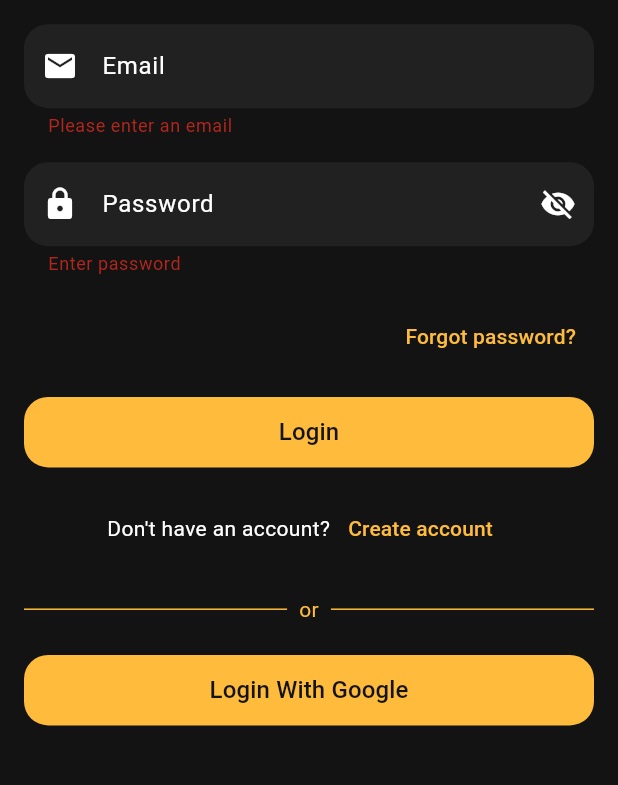
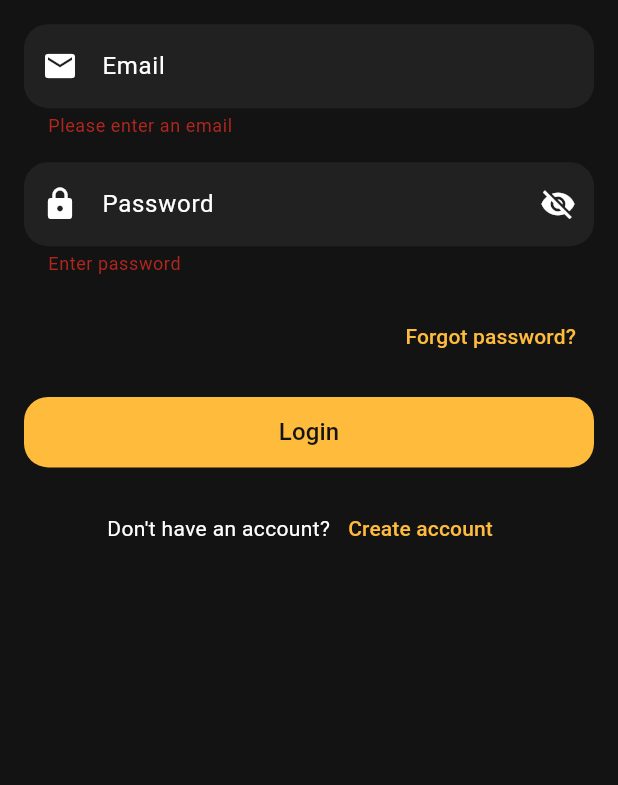
Before and after one commit to mina17722004/Movie-app, a Flutter app: the LoginScreen screen opened by its route, after a tap on "Login", on a phone screen of 412 x 824 dp, the part 271-1056 px from its top. Run offline on Flutter 3.47's test engine with Material 3 defaults, Android fonts, the phone set to English and light mode, and no system bars; our stand-ins replace carousel_slider, cloud_firestore, firebase_auth, firebase_core, flutter_toggle_tab, salomon_bottom_bar; accounts and stored records are empty.

Commit message:
inital commit

```diff
--- a/lib/screens/Login/login_screen.dart
+++ b/lib/screens/Login/login_screen.dart
@@ -100,7 +100,6 @@ class _LoginFireState extends State<LoginScreen> {
                   return null;
                 },
               ),
-
                SizedBox(height: 16),
               Align(
                 alignment: Alignment.centerRight,
@@ -129,7 +128,7 @@ class _LoginFireState extends State<LoginScreen> {
                     }
                     hideLoading(context);
                     await checkFirestoreUser(credential.user!.uid);
-                    Navigator.pushReplacementNamed(context, HomeScreen.routeName);
+                    Navigator.pushNamed(context, HomeScreen.routeName);
 
                   } on FirebaseAuthException catch (e) {
                     hideLoading(context);
@@ -153,18 +152,7 @@ class _LoginFireState extends State<LoginScreen> {
                 ],
               ),
               SizedBox(height: 16),
-              Row(
-                children: [
-                  Expanded(child: Divider(color: appColors.yellow)),
-                  Padding(
-                    padding: const EdgeInsets.symmetric(horizontal: 8.0),
-                    child: Text("or", style: TextStyle(color: appColors.yellow, height: 2)),
-                  ),
-                  Expanded(child: Divider(color: appColors.yellow,)),
-                ],
-              ),
-              SizedBox(height: 16),
-              Custombutton(title: "Login With Google", onClick:(){Navigator.pushNamed(context, HomeScreen.routeName);} ),
+
             ],
           ),
         ),
```
